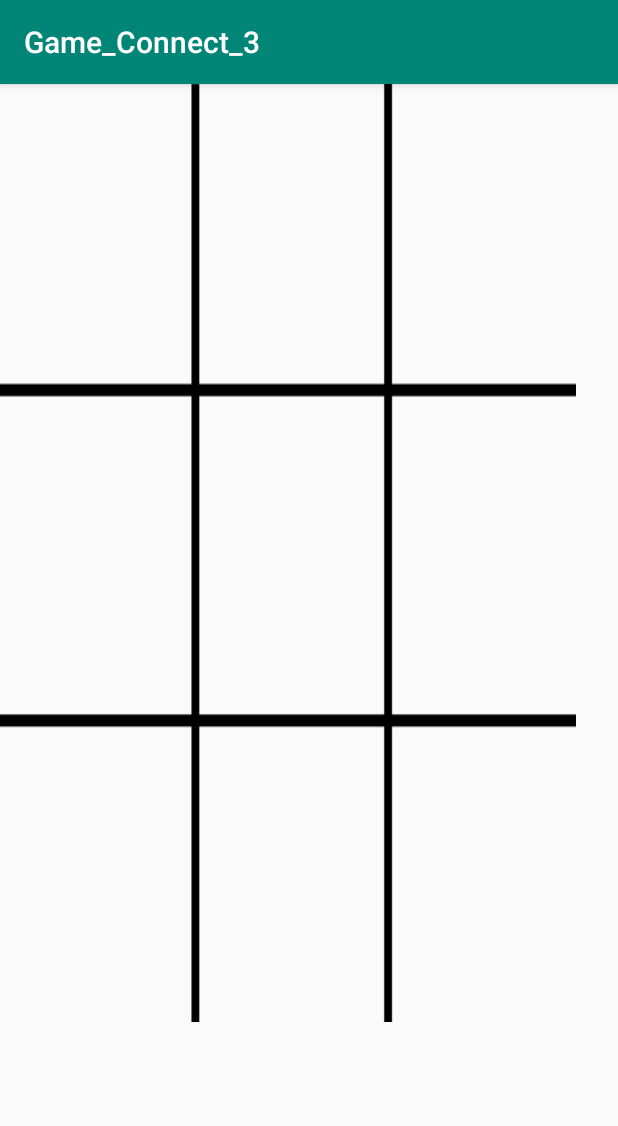
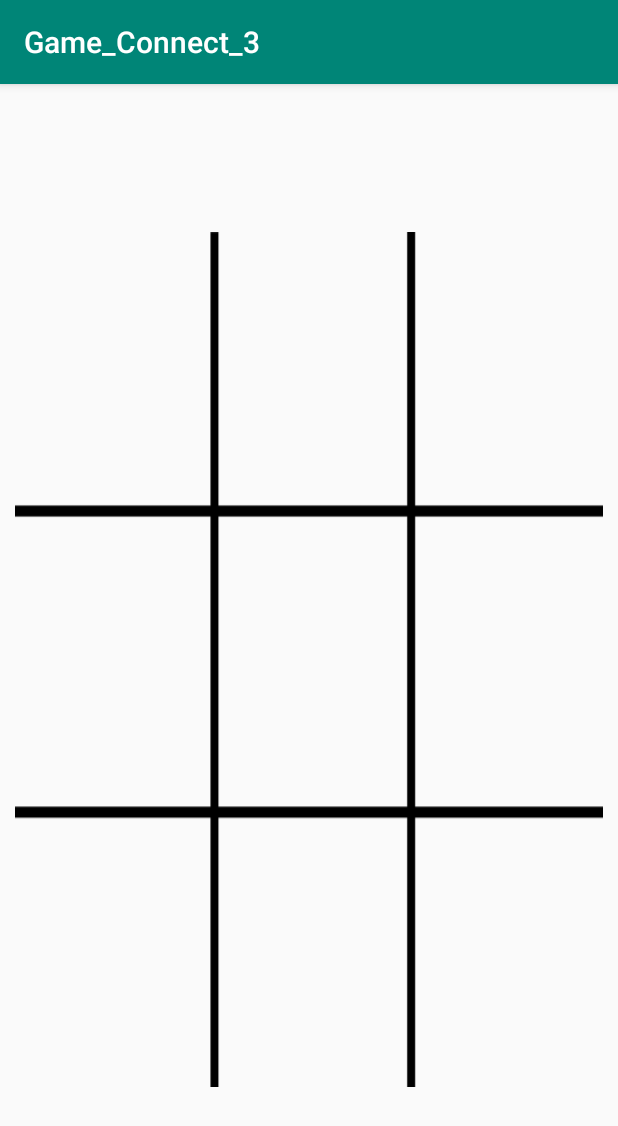
Before and after one commit to MarcinSemkowski/Java_Android_Game, an Android app: the screen it shows after launch (MainActivity), on a phone screen of 412 x 824 dp. Shown: the top 1126 px of the screen. Run offline under Robolectric (Android 15) with nearby library versions, the phone set to English and light mode, and no system bars.

Commit message:
Play again and winner message layout

```diff
--- a/app/src/main/res/layout/activity_main.xml
+++ b/app/src/main/res/layout/activity_main.xml
@@ -12,14 +12,18 @@
         app:layout_constraintBottom_toBottomOf="parent"
         app:layout_constraintEnd_toEndOf="parent"
         app:layout_constraintStart_toStartOf="parent"
-        app:layout_constraintTop_toTopOf="parent">
+        app:layout_constraintTop_toTopOf="parent"
+        >
 
         <androidx.gridlayout.widget.GridLayout
-            android:layout_width="384dp"
-            android:layout_height="625dp"
+            android:layout_width="392dp"
+            android:layout_height="570dp"
+            android:layout_marginTop="20dp"
             android:background="@drawable/board"
             app:columnCount="3"
-            app:rowCount="3">
+            app:rowCount="3"
+            android:layout_centerVertical="true"
+            android:layout_centerHorizontal="true">
 
             <ImageView
                 android:id="@+id/imageView"
@@ -94,7 +98,7 @@
                 android:layout_width="103dp"
                 android:layout_height="137dp"
                 android:layout_marginLeft="10dp"
-                android:layout_marginTop="80dp"
+                android:layout_marginTop="40dp"
                 android:onClick="dropIn"
                 android:tag="6"
                 app:layout_column="0"
@@ -105,7 +109,7 @@
                 android:layout_width="103dp"
                 android:layout_height="137dp"
                 android:layout_marginLeft="17dp"
-                android:layout_marginTop="70dp"
+                android:layout_marginTop="40dp"
                 android:onClick="dropIn"
                 android:tag="7"
                 app:layout_column="1"
@@ -116,11 +120,46 @@
                 android:layout_width="103dp"
                 android:layout_height="137dp"
                 android:layout_marginLeft="30dp"
-                android:layout_marginTop="80dp"
+                android:layout_marginTop="40dp"
                 android:onClick="dropIn"
                 android:tag="8"
                 app:layout_column="2"
                 app:layout_row="2" />
+
         </androidx.gridlayout.widget.GridLayout>
+
+        <LinearLayout
+            android:id="@+id/playAgainLayout"
+            android:layout_width="wrap_content"
+            android:layout_height="wrap_content"
+            android:layout_centerInParent="true"
+            android:layout_marginLeft="110dp"
+            android:layout_marginTop="250dp"
+            android:alpha="0"
+            android:background="#54A043"
+            android:orientation="vertical">
+
+            <EditText
+                android:id="@+id/winnerMessage"
+                android:layout_width="120dp"
+                android:layout_height="wrap_content"
+                android:layout_marginLeft="50dp"
+                android:ems="10"
+                android:inputType="textPersonName"
+                android:text="Name"
+                android:textSize="30dp" />
+
+            <Button
+                android:id="@+id/playAgainButton"
+                android:layout_width="wrap_content"
+                android:layout_height="wrap_content"
+                android:layout_marginLeft="60dp"
+                android:layout_marginTop="20dp"
+                android:onClick="playAgain"
+                android:text="PlayAgain"
+                android:textColor="#E53935" />
+
+        </LinearLayout>
+
     </RelativeLayout>
 </androidx.constraintlayout.widget.ConstraintLayout>
```
